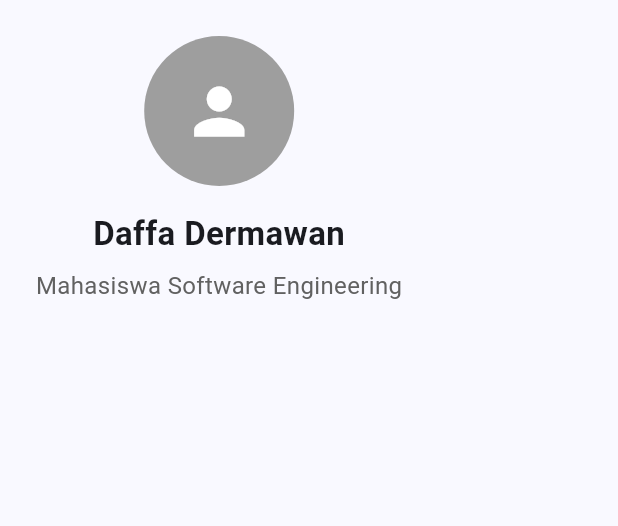
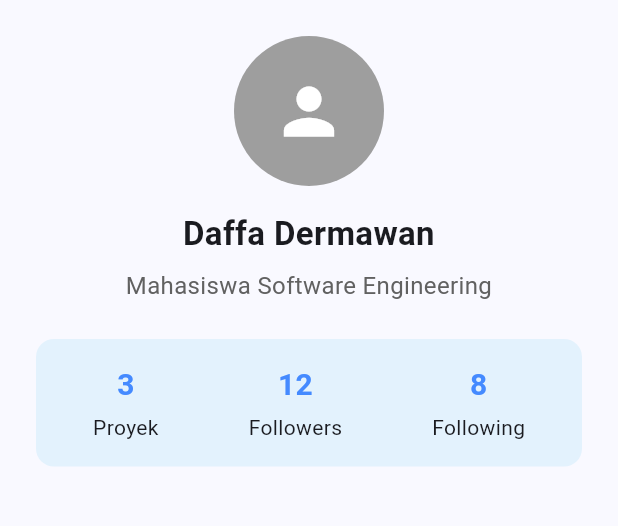
Before and after one commit to daffadermawan30/profil_app, a Flutter app: the screen it shows after launch, on a phone screen of 412 x 824 dp, the part 84-610 px from its top. Run offline on Flutter 3.47's test engine with Material 3 defaults, Android fonts, the phone set to English and light mode, and no system bars.

Commit message:
feat: add profile statistics section

```diff
--- a/lib/profile_page.dart
+++ b/lib/profile_page.dart
@@ -21,7 +21,67 @@ class ProfilePage extends StatelessWidget {
           children: [
             const ProfileAvatar(),
             const SizedBox(height: 16),
+
             ProfileInfo(userName: userName, role: role),
+
+            const SizedBox(height: 24),
+
+            Container(
+              padding: const EdgeInsets.symmetric(vertical: 16, horizontal: 8),
+              decoration: BoxDecoration(
+                color: Colors.blue.shade50,
+                borderRadius: BorderRadius.circular(12),
+              ),
+              child: Row(
+                mainAxisAlignment: MainAxisAlignment.spaceAround,
+                children: [
+                  Column(
+                    children: [
+                      const Text(
+                        '3',
+                        style: TextStyle(
+                          fontSize: 20,
+                          fontWeight: FontWeight.bold,
+                          color: Colors.blueAccent,
+                        ),
+                      ),
+                      const SizedBox(height: 4),
+                      const Text('Proyek'),
+                    ],
+                  ),
+
+                  Column(
+                    children: [
+                      const Text(
+                        '12',
+                        style: TextStyle(
+                          fontSize: 20,
+                          fontWeight: FontWeight.bold,
+                          color: Colors.blueAccent,
+                        ),
+                      ),
+                      const SizedBox(height: 4),
+                      const Text('Followers'),
+                    ],
+                  ),
+
+                  Column(
+                    children: [
+                      const Text(
+                        '8',
+                        style: TextStyle(
+                          fontSize: 20,
+                          fontWeight: FontWeight.bold,
+                          color: Colors.blueAccent,
+                        ),
+                      ),
+                      const SizedBox(height: 4),
+                      const Text('Following'),
+                    ],
+                  ),
+                ],
+              ),
+            ),
           ],
         ),
       ),
```
